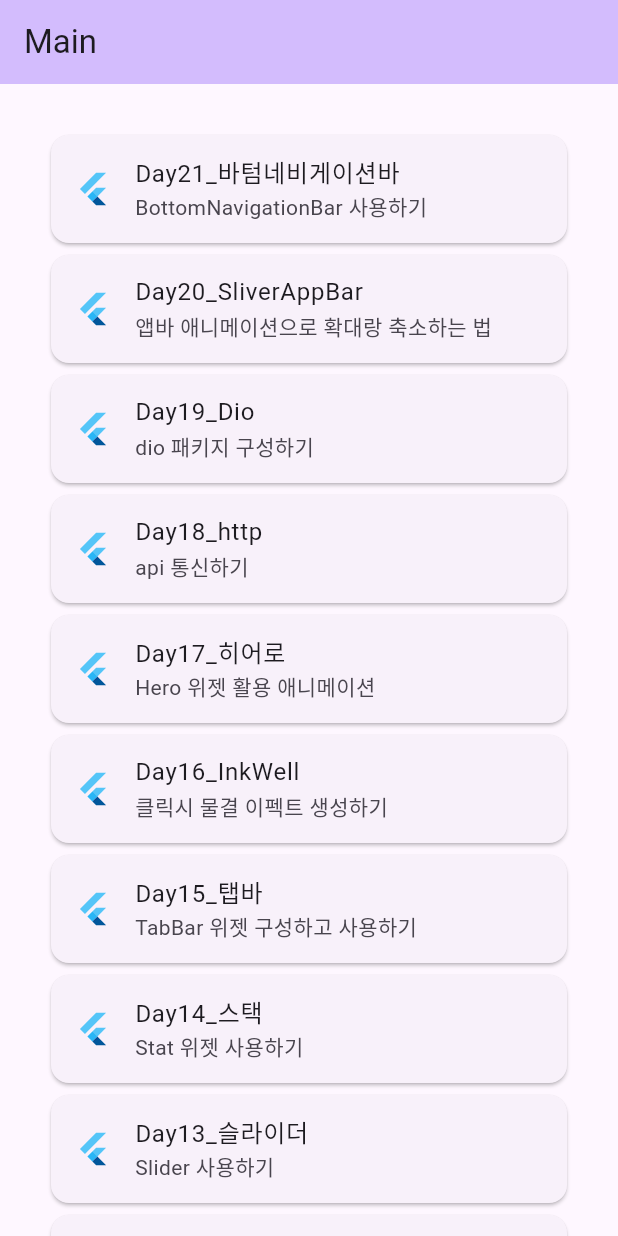
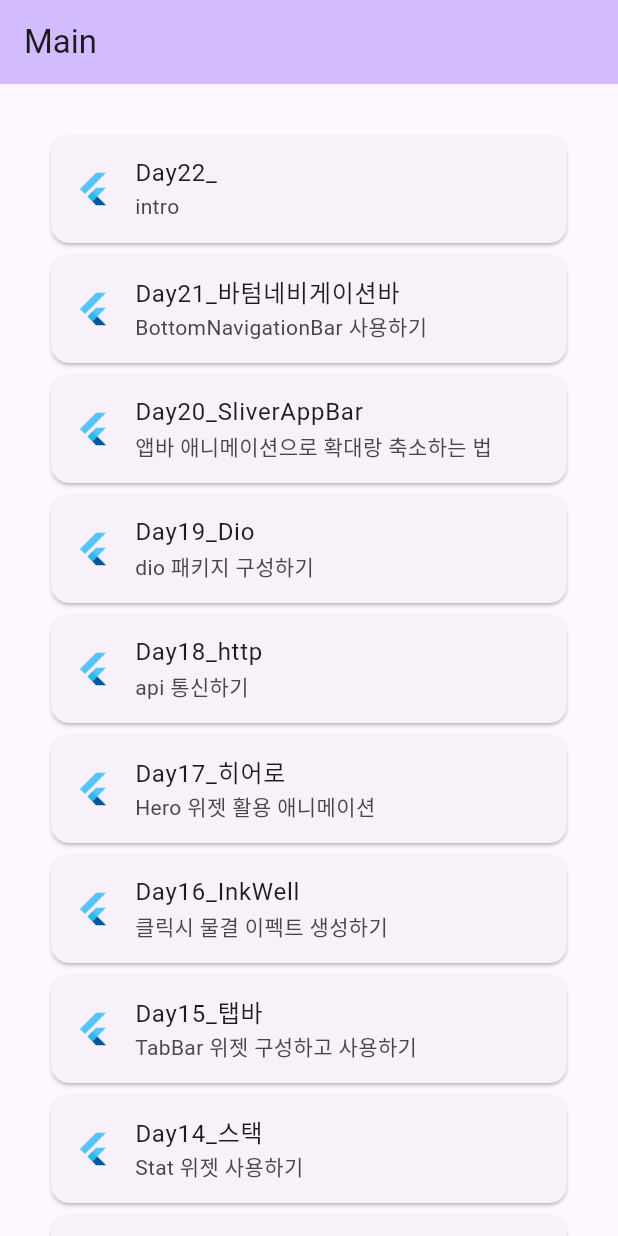
Before and after one commit to junselee42/flutter_study, a Flutter app: the screen it shows after launch, on a phone screen of 412 x 824 dp. Run offline on Flutter 3.47's test engine with Material 2 defaults, Android fonts, the phone set to English and light mode, and no system bars; our stand-ins replace dio.

Commit message:
chore: add Card, Widget - day22 예제페이지 추가

```diff
--- a/lib/main.dart
+++ b/lib/main.dart
@@ -43,6 +43,17 @@ class _MyHomePageState extends State<MyHomePage> {
       body: ListView(
         padding: const EdgeInsets.all(30),
         children: [
+          Card(
+            child: ListTile(
+              leading: const FlutterLogo(),
+              title: const Text('Day22_'),
+              subtitle: const Text('intro'),
+              hoverColor: Colors.purple,
+              onTap: () {
+                Navigator.of(context).pushNamed('/twentysecond');
+              },
+            ),
+          ),
           Card(
             child: ListTile(
               leading: const FlutterLogo(),
--- a/lib/router/router.dart
+++ b/lib/router/router.dart
@@ -21,6 +21,7 @@ import 'package:flutter00/router/pages/eighteen.dart';
 import 'package:flutter00/router/pages/nineteen.dart';
 import 'package:flutter00/router/pages/twenty.dart';
 import 'package:flutter00/router/pages/twentyone.dart';
+import 'package:flutter00/router/pages/twentytwo.dart';
 
 final routes = {
   '/': (BuildContext context) => const MyHomePage(title: "Main"),
@@ -45,4 +46,5 @@ final routes = {
   '/nineteenth': (BuildContext context) => const NineteenPage(),
   '/twentieth': (BuildContext context) => const TwentyPage(),
   '/twentyfirst': (BuildContext context) => const TwentyOnePage(),
+  '/twentysecond': (BuildContext context) => const TwentyTwoPage(),
 };
```
Also changed, not shown: lib/router/pages/twentytwo.dart (added, +21 -0 lines).
